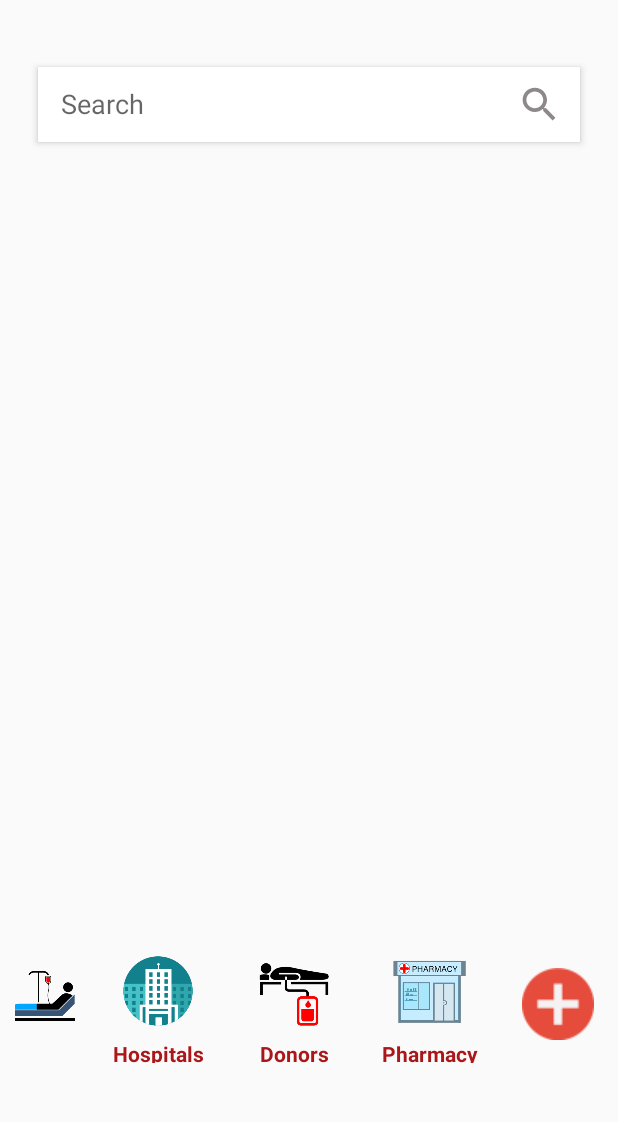
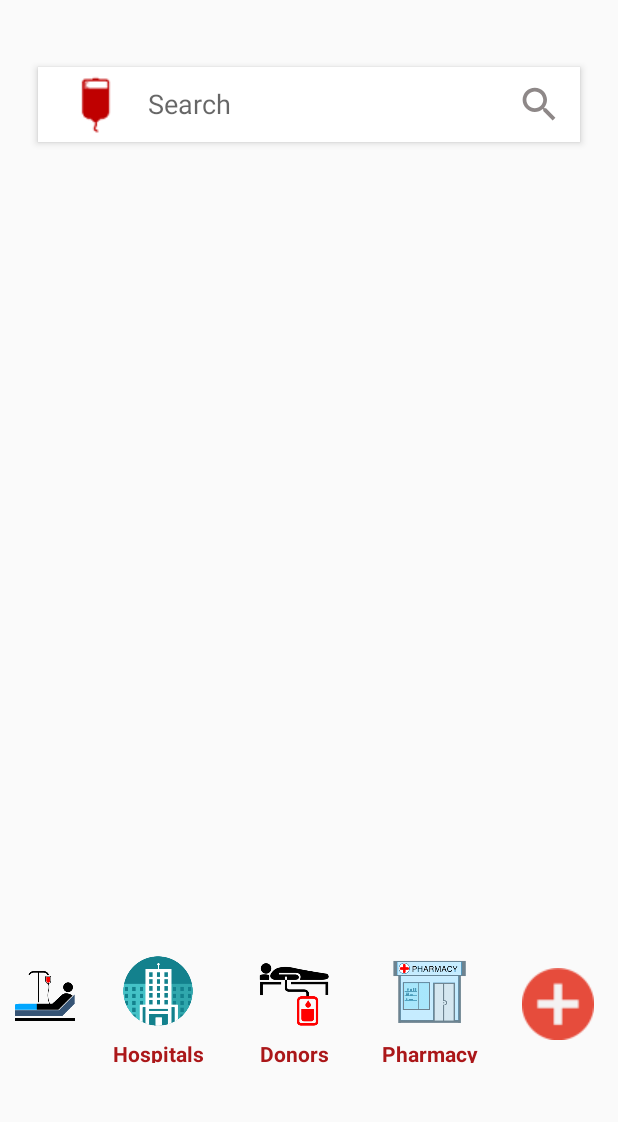
Before and after one commit to ChennaCh/Slider, an Android app: the MainMapActivity screen opened directly, with no data from a screen before it, on a phone screen of 412 x 824 dp, the part 90-1212 px from its top. Run offline under Robolectric (Android 15) with nearby library versions, the phone set to English and light mode, and no system bars; 1 statement that could not run was skipped.

Commit message:
add search to bloodbank list

```diff
--- a/app/src/main/res/layout/activity_maps.xml
+++ b/app/src/main/res/layout/activity_maps.xml
@@ -95,7 +95,7 @@
                 android:layout_height="match_parent"
                 android:paddingLeft="15dp"
                 android:layout_weight="0.3"
-
+                android:drawableLeft="@drawable/bloods"
                 android:drawablePadding="10dp"
                 android:hint="Search"
                 android:backgroundTint="@android:color/transparent"
```
Also changed, not shown: app/src/main/res/drawable/bloods.png (added).
